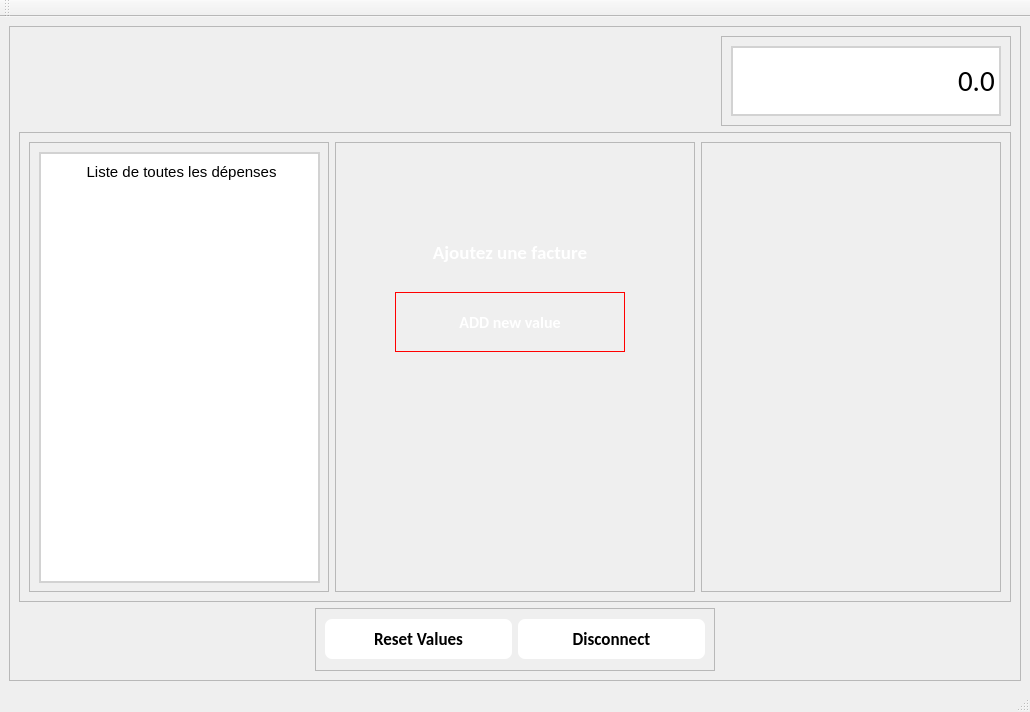
Qt form logiComptaProject/mainpage.ui (ffillouxdev/LogiCompta) before a commit.
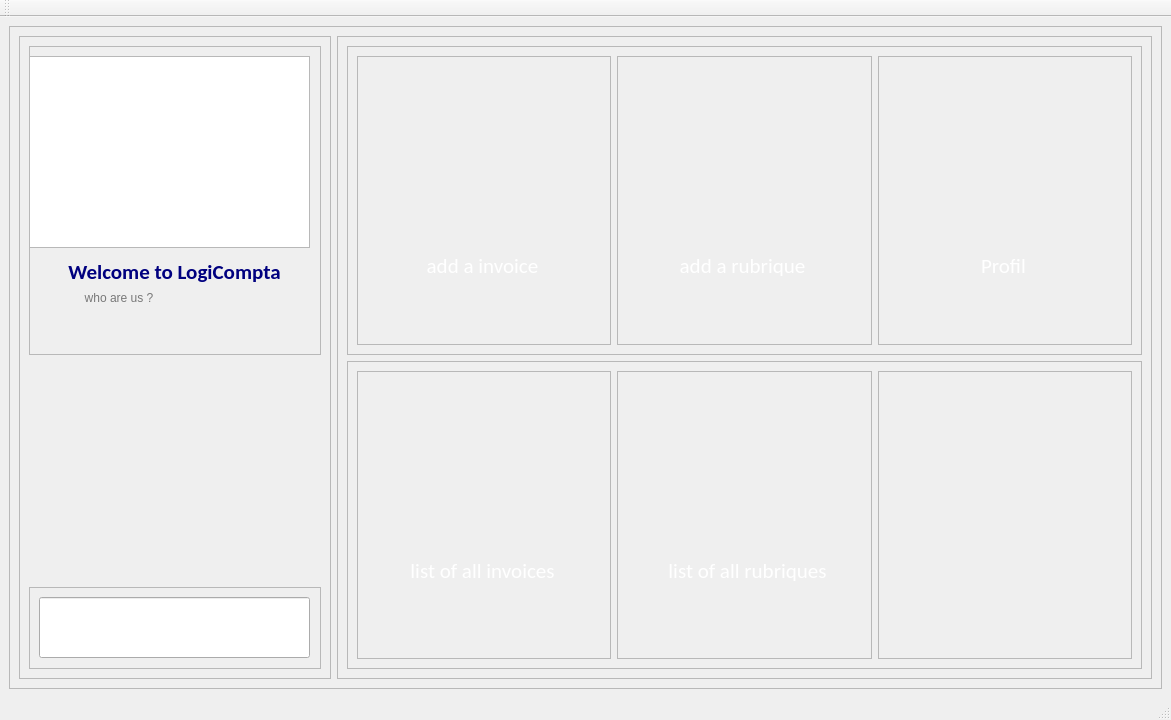
The same form after that commit. Icons and pictures are not drawn.

Patch:
```diff
--- a/logiComptaProject/mainpage.ui
+++ b/logiComptaProject/mainpage.ui
@@ -6,8 +6,8 @@
    <rect>
     <x>0</x>
     <y>0</y>
-    <width>1028</width>
-    <height>712</height>
+    <width>1171</width>
+    <height>720</height>
    </rect>
   </property>
   <property name="windowTitle">
@@ -21,28 +21,19 @@
    </property>
    <layout class="QVBoxLayout" name="verticalLayout_2">
     <item>
-     <widget class="QFrame" name="frame">
-      <property name="frameShape">
-       <enum>QFrame::StyledPanel</enum>
-      </property>
-      <property name="frameShadow">
-       <enum>QFrame::Raised</enum>
-      </property>
-      <layout class="QVBoxLayout" name="verticalLayout">
-       <item alignment="Qt::AlignRight">
-        <widget class="QFrame" name="frame_2">
+     <widget class="QFrame" name="centralframe">
          <property name="minimumSize">
           <size>
-           <width>0</width>
-           <height>80</height>
-          </size>
-         </property>
-         <property name="maximumSize">
-          <size>
-           <width>16777215</width>
+        <width>100</width>
            <height>100</height>
           </size>
          </property>
+      <property name="maximumSize">
+       <size>
+        <width>16777215</width>
+        <height>10000000</height>
+       </size>
+      </property>
          <property name="frameShape">
           <enum>QFrame::StyledPanel</enum>
          </property>
@@ -51,48 +42,159 @@
          </property>
          <layout class="QHBoxLayout" name="horizontalLayout">
           <item>
-           <widget class="QLineEdit" name="counterLineEdit">
-            <property name="enabled">
-             <bool>false</bool>
-            </property>
-            <property name="minimumSize">
-             <size>
-              <width>270</width>
-              <height>70</height>
-             </size>
-            </property>
+        <widget class="QFrame" name="leftFrame">
             <property name="maximumSize">
              <size>
-              <width>270</width>
-              <height>70</height>
-             </size>
-            </property>
+           <width>312</width>
+           <height>1712</height>
+          </size>
+         </property>
+         <property name="frameShape">
+          <enum>QFrame::StyledPanel</enum>
+         </property>
+         <property name="frameShadow">
+          <enum>QFrame::Raised</enum>
+         </property>
+         <layout class="QVBoxLayout" name="verticalLayout">
+          <item>
+           <widget class="QFrame" name="topFrame">
+            <property name="frameShape">
+             <enum>QFrame::StyledPanel</enum>
+            </property>
+            <property name="frameShadow">
+             <enum>QFrame::Raised</enum>
+            </property>
+            <widget class="QListWidget" name="logoWidget">
+             <property name="geometry">
+              <rect>
+               <x>0</x>
+               <y>10</y>
+               <width>281</width>
+               <height>192</height>
+              </rect>
+             </property>
+             <property name="styleSheet">
+              <string notr="true">#logoWidget{
+	background: url(:/res/logo1.png) no-repeat center center fixed;
+	background-size : cover;
+}</string>
+             </property>
+            </widget>
+            <widget class="QLabel" name="welcomeLabel">
+             <property name="geometry">
+              <rect>
+               <x>10</x>
+               <y>210</y>
+               <width>271</width>
+               <height>31</height>
+              </rect>
+             </property>
             <property name="font">
              <font>
               <family>Calibri</family>
-              <pointsize>22</pointsize>
-             </font>
-            </property>
+               <pointsize>16</pointsize>
+               <bold>true</bold>
+              </font>
+             </property>
+             <property name="layoutDirection">
+              <enum>Qt::LeftToRight</enum>
+             </property>
             <property name="styleSheet">
-             <string notr="true">QLineEdit{
+              <string notr="true">#welcomeLabel {
+	color: rgb(0, 0, 127);	
+}
+</string>
+             </property>
+             <property name="text">
+              <string>Welcome to LogiCompta</string>
+             </property>
+             <property name="alignment">
+              <set>Qt::AlignCenter</set>
+             </property>
+            </widget>
+            <widget class="QPushButton" name="pushButton">
+             <property name="geometry">
+              <rect>
+               <x>50</x>
+               <y>240</y>
+               <width>80</width>
+               <height>24</height>
+              </rect>
+             </property>
+             <property name="font">
+              <font>
+               <pointsize>9</pointsize>
+              </font>
+             </property>
+             <property name="styleSheet">
+              <string notr="true">QPushButton{
+	background-color: transparent;
+	color: rgb(120, 120, 120);
+	background : none;
+	border: none;
+}</string>
+             </property>
+             <property name="text">
+              <string>who are us ?</string>
+             </property>
+            </widget>
+           </widget>
+          </item>
+          <item alignment="Qt::AlignBottom">
+           <widget class="QFrame" name="bottomFrame">
+            <property name="minimumSize">
+             <size>
+              <width>0</width>
+              <height>82</height>
+             </size>
+            </property>
+            <property name="frameShape">
+             <enum>QFrame::StyledPanel</enum>
+            </property>
+            <property name="frameShadow">
+             <enum>QFrame::Raised</enum>
+            </property>
+            <widget class="QLineEdit" name="counter">
+             <property name="geometry">
+              <rect>
+               <x>10</x>
+               <y>10</y>
+               <width>271</width>
+               <height>61</height>
+              </rect>
+             </property>
+             <property name="font">
+              <font>
+               <family>Calibri</family>
+               <pointsize>18</pointsize>
+              </font>
+             </property>
+             <property name="styleSheet">
+              <string notr="true">#counter {
 	color: #000;
-	background-color: #fff;
-	border : 2px solid #D2D2D2;
+	padding-right : 5px;
 }</string>
             </property>
-            <property name="text">
-             <string>0.0</string>
-            </property>
             <property name="alignment">
              <set>Qt::AlignRight|Qt::AlignTrailing|Qt::AlignVCenter</set>
             </property>
            </widget>
+           </widget>
           </item>
          </layout>
         </widget>
        </item>
        <item>
-        <widget class="QFrame" name="frame_3">
+        <widget class="QFrame" name="rightFrame">
+         <property name="frameShape">
+          <enum>QFrame::StyledPanel</enum>
+         </property>
+         <property name="frameShadow">
+          <enum>QFrame::Raised</enum>
+         </property>
+         <layout class="QVBoxLayout" name="verticalLayout_3">
+          <item>
+           <widget class="QFrame" name="topRightFrame">
          <property name="frameShape">
           <enum>QFrame::StyledPanel</enum>
          </property>
@@ -101,62 +203,61 @@
          </property>
          <layout class="QHBoxLayout" name="horizontalLayout_2">
           <item>
-           <widget class="QFrame" name="frame_4">
-            <property name="minimumSize">
-             <size>
-              <width>300</width>
-              <height>450</height>
-             </size>
-            </property>
-            <property name="maximumSize">
-             <size>
-              <width>300</width>
-              <height>450</height>
-             </size>
-            </property>
+              <widget class="QFrame" name="firstRightFrame">
             <property name="frameShape">
              <enum>QFrame::StyledPanel</enum>
             </property>
             <property name="frameShadow">
              <enum>QFrame::Raised</enum>
             </property>
-            <widget class="QTableWidget" name="tableWidget">
+               <widget class="QPushButton" name="invoiceButton">
              <property name="geometry">
               <rect>
-               <x>10</x>
-               <y>10</y>
-               <width>281</width>
-               <height>431</height>
-              </rect>
-             </property>
-             <property name="styleSheet">
-              <string notr="true">QTableWidget{
-	background-color : #fff;
-	border : 2px solid #D2D2D2;
-}</string>
-             </property>
-            </widget>
-            <widget class="QLabel" name="labellist">
-             <property name="geometry">
-              <rect>
-               <x>20</x>
+                  <x>30</x>
                <y>20</y>
-               <width>261</width>
+                  <width>191</width>
+                  <height>191</height>
+                 </rect>
+                </property>
+                <property name="styleSheet">
+                 <string notr="true">#invoiceButton{
+	background-color: transparent;
+	border-image: url(:/res/money.png) center;
+	background : none;
+	border: none;
+	background-repeat: none;
+}</string>
+                </property>
+                <property name="text">
+                 <string/>
+                </property>
+               </widget>
+               <widget class="QLabel" name="invoiceLabel">
+                <property name="geometry">
+                 <rect>
+                  <x>50</x>
+                  <y>200</y>
+                  <width>151</width>
                <height>20</height>
               </rect>
              </property>
              <property name="font">
               <font>
-               <pointsize>11</pointsize>
+                  <family>Calibri</family>
+                  <pointsize>16</pointsize>
               </font>
              </property>
              <property name="styleSheet">
-              <string notr="true">#labellist{
+                 <string notr="true">#invoiceLabel {
+	color: #fff;
+}
+
+#invoiceLabel:hover {
 	color: #000;
 }</string>
              </property>
              <property name="text">
-              <string> Liste de toutes les dépenses</string>
+                 <string>add a invoice</string>
              </property>
              <property name="alignment">
               <set>Qt::AlignCenter</set>
@@ -165,112 +266,123 @@
            </widget>
           </item>
           <item>
-           <widget class="QFrame" name="frame_6">
-            <property name="minimumSize">
-             <size>
-              <width>360</width>
-              <height>450</height>
-             </size>
-            </property>
-            <property name="maximumSize">
-             <size>
-              <width>360</width>
-              <height>450</height>
-             </size>
-            </property>
-            <property name="font">
-             <font>
-              <pointsize>12</pointsize>
-             </font>
-            </property>
+              <widget class="QFrame" name="secondRightFrame">
             <property name="frameShape">
              <enum>QFrame::StyledPanel</enum>
             </property>
             <property name="frameShadow">
              <enum>QFrame::Raised</enum>
             </property>
-            <widget class="QPushButton" name="addFactButton">
+               <widget class="QPushButton" name="addRubButton">
              <property name="geometry">
               <rect>
                <x>60</x>
-               <y>150</y>
-               <width>230</width>
-               <height>60</height>
-              </rect>
-             </property>
-             <property name="minimumSize">
-              <size>
-               <width>230</width>
-               <height>60</height>
-              </size>
-             </property>
-             <property name="maximumSize">
-              <size>
-               <width>230</width>
-               <height>60</height>
-              </size>
-             </property>
+                  <y>30</y>
+                  <width>131</width>
+                  <height>141</height>
+                 </rect>
+                </property>
+                <property name="styleSheet">
+                 <string notr="true">#addRubButton{
+	background-color: transparent;
+	border: none;
+	border-image: url(:/res/plus.png);
+	background-repeat: none;
+}</string>
+                </property>
+                <property name="text">
+                 <string/>
+                </property>
+               </widget>
+               <widget class="QLabel" name="addRubLabel">
+                <property name="geometry">
+                 <rect>
+                  <x>50</x>
+                  <y>200</y>
+                  <width>151</width>
+                  <height>20</height>
+                 </rect>
+                </property>
              <property name="font">
               <font>
                <family>Calibri</family>
-               <pointsize>12</pointsize>
-               <bold>true</bold>
+                  <pointsize>16</pointsize>
               </font>
              </property>
              <property name="styleSheet">
-              <string notr="true">#addFactButton{
+                 <string notr="true">#addRubLabel {
 	color: #fff;
-	border : 1px solid #ff0000;
-	background-color: qlineargradient(spread:pad, x1:0.042, y1:0.215909, x2:0, y2:1, stop:0 			rgba(255, 22, 49, 255), stop:1 rgba(255, 255, 255, 255));
 }
 
-#addFactButton:hover{
-	
-	background-color: qlineargradient(spread:pad, x1:0, y1:1, x2:0, y2:0, stop:0 rgba(255, 0, 53, 255), stop:1 rgba(255, 255, 255, 255));
-    color: #ff0000;
-    cursor: pointer;
-}
-	</string>
+#addRubLabel:hover {
+	color: #000;
+}</string>
              </property>
              <property name="text">
-              <string>ADD new value</string>
-             </property>
-            </widget>
-            <widget class="QLabel" name="labelfact">
+                 <string>add a rubrique</string>
+                </property>
+                <property name="alignment">
+                 <set>Qt::AlignCenter</set>
+                </property>
+               </widget>
+              </widget>
+             </item>
+             <item>
+              <widget class="QFrame" name="thirdRightFrame">
+               <property name="frameShape">
+                <enum>QFrame::StyledPanel</enum>
+               </property>
+               <property name="frameShadow">
+                <enum>QFrame::Raised</enum>
+               </property>
+               <widget class="QPushButton" name="ProfilpushButton">
              <property name="geometry">
               <rect>
                <x>60</x>
-               <y>90</y>
-               <width>230</width>
-               <height>40</height>
-              </rect>
-             </property>
-             <property name="minimumSize">
-              <size>
-               <width>230</width>
-               <height>40</height>
-              </size>
-             </property>
-             <property name="maximumSize">
-              <size>
-               <width>230</width>
-               <height>40</height>
-              </size>
-             </property>
+                  <y>40</y>
+                  <width>141</width>
+                  <height>141</height>
+                 </rect>
+                </property>
+                <property name="styleSheet">
+                 <string notr="true">#ProfilpushButton{
+	background-color: transparent;
+	border-image: url(:/res/user.png);
+	background : none;
+	border: none;
+	background-repeat: none;
+}</string>
+                </property>
+                <property name="text">
+                 <string/>
+                </property>
+               </widget>
+               <widget class="QLabel" name="profilLabel">
+                <property name="geometry">
+                 <rect>
+                  <x>50</x>
+                  <y>200</y>
+                  <width>151</width>
+                  <height>20</height>
+                 </rect>
+                </property>
              <property name="font">
               <font>
                <family>Calibri</family>
-               <pointsize>14</pointsize>
-               <bold>true</bold>
+                  <pointsize>16</pointsize>
               </font>
              </property>
              <property name="styleSheet">
-              <string notr="true">QLabel {
-	color : #fff;
+                 <string notr="true">#profilLabel{
+	color: #fff;
+}
+
+#profilLabel:hover {
+	color: #000;
 }</string>
              </property>
              <property name="text">
-              <string>Ajoutez une facture</string>
+                 <string>Profil</string>
              </property>
              <property name="alignment">
               <set>Qt::AlignCenter</set>
@@ -278,59 +390,11 @@
             </widget>
            </widget>
           </item>
-          <item>
-           <widget class="QFrame" name="frame_7">
-            <property name="minimumSize">
-             <size>
-              <width>300</width>
-              <height>450</height>
-             </size>
-            </property>
-            <property name="maximumSize">
-             <size>
-              <width>300</width>
-              <height>450</height>
-             </size>
-            </property>
-            <property name="frameShape">
-             <enum>QFrame::StyledPanel</enum>
-            </property>
-            <property name="frameShadow">
-             <enum>QFrame::Raised</enum>
-            </property>
-           </widget>
-          </item>
          </layout>
         </widget>
        </item>
-       <item alignment="Qt::AlignHCenter">
-        <widget class="QFrame" name="frame_5">
-         <property name="minimumSize">
-          <size>
-           <width>400</width>
-           <height>0</height>
-          </size>
-         </property>
-         <property name="maximumSize">
-          <size>
-           <width>16777215</width>
-           <height>16777215</height>
-          </size>
-         </property>
-         <property name="styleSheet">
-          <string notr="true">QPushButton {
-	background-color: #fff;
-	height : 40px;
-	color: #000;
-	border-radius: 7px;
-}
-
-QPushButton:hover {
-    background-color: #000;
-    color: #fff;
-    cursor: pointer;
-}</string>
-         </property>
+          <item>
+           <widget class="QFrame" name="bottomRightFrame">
          <property name="frameShape">
           <enum>QFrame::StyledPanel</enum>
          </property>
@@ -339,34 +403,143 @@
          </property>
          <layout class="QHBoxLayout" name="horizontalLayout_3">
           <item>
-           <widget class="QPushButton" name="resetButton">
+              <widget class="QFrame" name="fourthRightFrame">
+               <property name="frameShape">
+                <enum>QFrame::StyledPanel</enum>
+               </property>
+               <property name="frameShadow">
+                <enum>QFrame::Raised</enum>
+               </property>
+               <widget class="QPushButton" name="listInvoicesPushButton">
+                <property name="geometry">
+                 <rect>
+                  <x>50</x>
+                  <y>30</y>
+                  <width>151</width>
+                  <height>151</height>
+                 </rect>
+                </property>
+                <property name="styleSheet">
+                 <string notr="true">#listInvoicesPushButton {
+	background-color: transparent;
+	background : none;
+	border-image: url(:/res/li.png);
+	border: none;
+	background-repeat: none;
+}</string>
+                </property>
+                <property name="text">
+                 <string/>
+                </property>
+               </widget>
+               <widget class="QLabel" name="listInvoicesLabel">
+                <property name="geometry">
+                 <rect>
+                  <x>50</x>
+                  <y>190</y>
+                  <width>151</width>
+                  <height>20</height>
+                 </rect>
+                </property>
             <property name="font">
              <font>
               <family>Calibri</family>
-              <pointsize>13</pointsize>
-              <bold>true</bold>
-             </font>
-            </property>
-            <property name="cursor">
-             <cursorShape>PointingHandCursor</cursorShape>
+                  <pointsize>16</pointsize>
+                 </font>
+                </property>
+                <property name="styleSheet">
+                 <string notr="true">#listInvoicesLabel {
+	color: #fff;
+}
+
+#listInvoicesLabel:hover {
+	color: #000;
+}</string>
             </property>
             <property name="text">
-             <string>Reset Values</string>
-            </property>
-           </widget>
+                 <string>list of all invoices</string>
+                </property>
+                <property name="alignment">
+                 <set>Qt::AlignCenter</set>
+                </property>
+               </widget>
+              </widget>
           </item>
           <item>
-           <widget class="QPushButton" name="discoButton">
+              <widget class="QFrame" name="fifthRightFrame">
+               <property name="frameShape">
+                <enum>QFrame::StyledPanel</enum>
+               </property>
+               <property name="frameShadow">
+                <enum>QFrame::Raised</enum>
+               </property>
+               <widget class="QPushButton" name="listRubriquesPushButton">
+                <property name="geometry">
+                 <rect>
+                  <x>20</x>
+                  <y>30</y>
+                  <width>201</width>
+                  <height>171</height>
+                 </rect>
+                </property>
+                <property name="styleSheet">
+                 <string notr="true">#listRubriquesPushButton{
+	background-color: transparent;
+	background : none;
+	
+	border-image: url(:/res/rubriques.png);
+	border: none;
+	background-repeat: none;
+}</string>
+                </property>
+                <property name="text">
+                 <string/>
+                </property>
+               </widget>
+               <widget class="QLabel" name="listRubriquesLabel">
+                <property name="geometry">
+                 <rect>
+                  <x>50</x>
+                  <y>190</y>
+                  <width>161</width>
+                  <height>20</height>
+                 </rect>
+                </property>
             <property name="font">
              <font>
               <family>Calibri</family>
-              <pointsize>13</pointsize>
-              <bold>true</bold>
-             </font>
-            </property>
+                  <pointsize>16</pointsize>
+                 </font>
+                </property>
+                <property name="styleSheet">
+                 <string notr="true">#listRubriquesLabel {
+	color: #fff;
+}
+
+#listRubriquesLabel:hover {
+	color: #000;
+}</string>
+                </property>
             <property name="text">
-             <string>Disconnect</string>
-            </property>
+                 <string>list of all rubriques</string>
+                </property>
+                <property name="alignment">
+                 <set>Qt::AlignCenter</set>
+                </property>
+               </widget>
+              </widget>
+             </item>
+             <item>
+              <widget class="QFrame" name="sixRightFrame">
+               <property name="frameShape">
+                <enum>QFrame::StyledPanel</enum>
+               </property>
+               <property name="frameShadow">
+                <enum>QFrame::Raised</enum>
+               </property>
+              </widget>
+             </item>
+            </layout>
            </widget>
           </item>
          </layout>
```
Left out of the diff: 4 changed lines with no effect on the pictures. Lines whose indentation alone changed are shown as unchanged.
